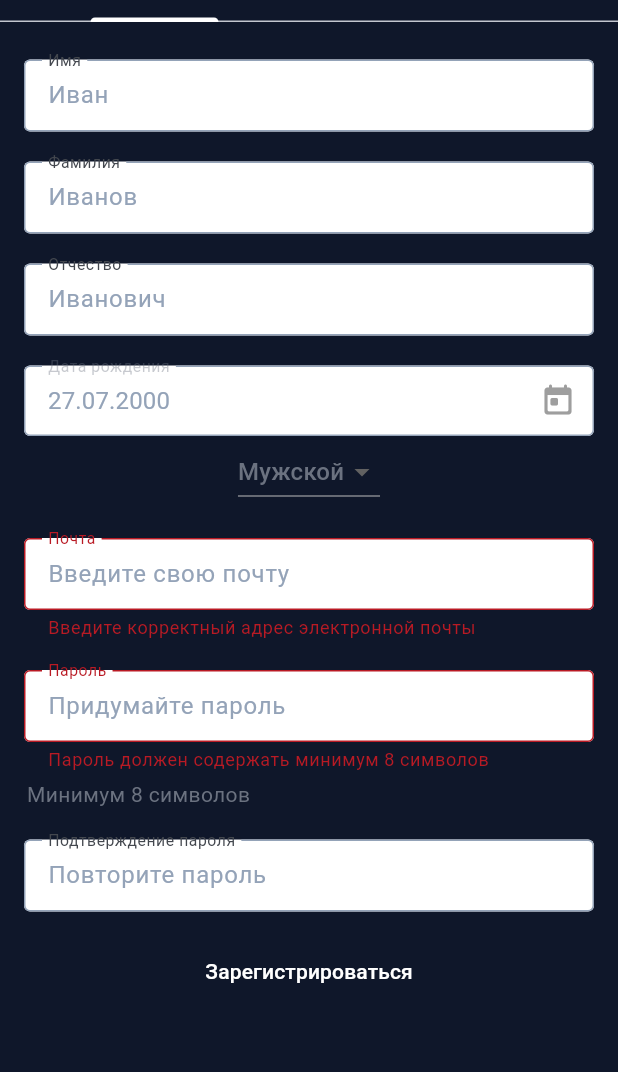
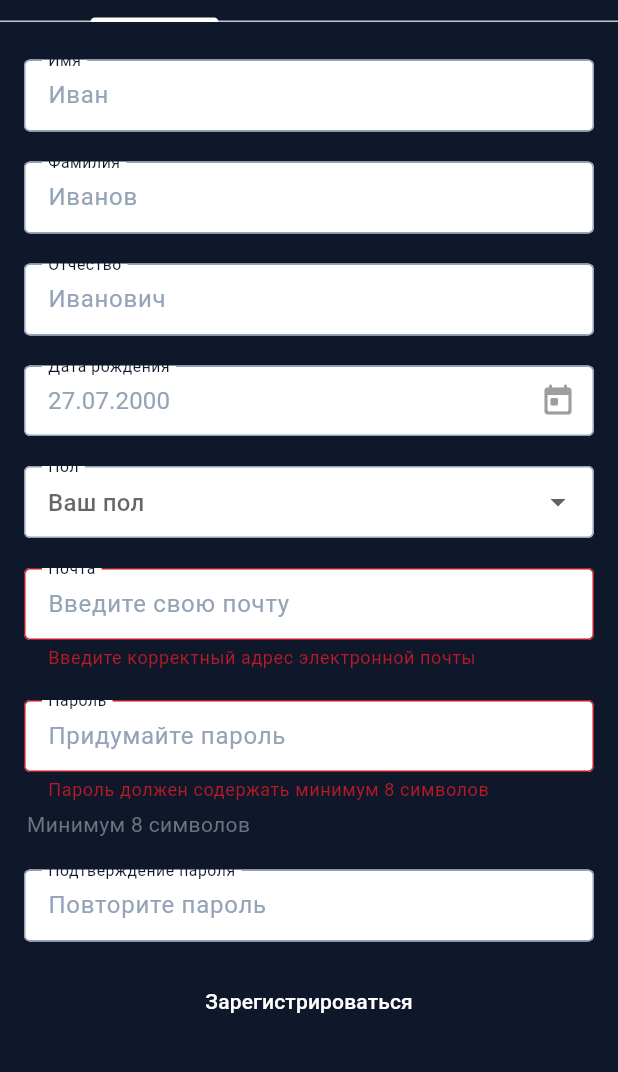
Before and after one commit to ZLP-FINPD2023-2/Mobile, a Flutter app: the AuthScreen screen opened by its route, after a tap on "Зарегистрироваться", on a phone screen of 412 x 824 dp, the part 71-1143 px from its top. Run offline on Flutter 3.47's test engine with Material 2 defaults, Android fonts, the phone set to English and light mode, and no system bars; our stand-ins replace dio, flutter_bloc, flutter_secure_storage, flutter_svg, fluttertoast, freezed_annotation and 2 more; accounts and stored records are empty.

```diff
--- a/lib/constants/theme.dart
+++ b/lib/constants/theme.dart
@@ -22,7 +22,10 @@ final ThemeData appTheme = ThemeData(
       style: TextButton.styleFrom(foregroundColor: lightColorScheme.onSurface)),
   inputDecorationTheme: InputDecorationTheme(
       floatingLabelBehavior: FloatingLabelBehavior.always,
-      labelStyle: const TextStyle(fontSize: 14, fontWeight: FontWeight.w400),
+      labelStyle: TextStyle(
+          fontSize: 14,
+          fontWeight: FontWeight.w400,
+          color: lightColorScheme.surface),
       hintStyle: TextStyle(
           fontSize: 16,
           fontWeight: FontWeight.w400,
--- a/lib/features/auth/presentation/auth_tabs/registration_tab.dart
+++ b/lib/features/auth/presentation/auth_tabs/registration_tab.dart
@@ -19,7 +19,8 @@ class _RegistrationTabState extends State<RegistrationTab> {
   final TextEditingController birthDateController = TextEditingController();
   final TextEditingController emailController = TextEditingController();
   final TextEditingController passwordController = TextEditingController();
-  final TextEditingController confirmPasswordController = TextEditingController();
+  final TextEditingController confirmPasswordController =
+      TextEditingController();
   Gender genderSelected = Gender.male;
   final Map<Gender, String> menuValues = {
     Gender.female: 'Женский',
@@ -118,12 +119,18 @@ class _RegistrationTabState extends State<RegistrationTab> {
                   )),
             ),
           ),
-          DropdownButton(
-            value: genderSelected,
-            items: Gender.values.toList().map<DropdownMenuItem<Gender>>((Gender value) {
+          Padding(
+            padding: const EdgeInsets.fromLTRB(16, 20, 16, 0),
+            child: DropdownButtonFormField(
+              decoration:
+                  const InputDecoration(labelText: 'Пол', hintText: 'Ваш пол'),
+              items: Gender.values
+                  .toList()
+                  .map<DropdownMenuItem<Gender>>((Gender value) {
                 return DropdownMenuItem<Gender>(
                   value: value,
-                child: Text(menuValues[value] ?? '', style: const TextStyle(fontSize: 16)),
+                  child: Text(menuValues[value] ?? '',
+                      style: const TextStyle(fontSize: 16)),
                 );
               }).toList(),
               onChanged: (newValue) {
@@ -131,6 +138,7 @@ class _RegistrationTabState extends State<RegistrationTab> {
                   genderSelected = newValue!;
                 });
               },
+            ),
           ),
           Padding(
             padding: const EdgeInsets.fromLTRB(16, 20, 16, 0),
```
Lines whose indentation alone changed are shown as unchanged.
